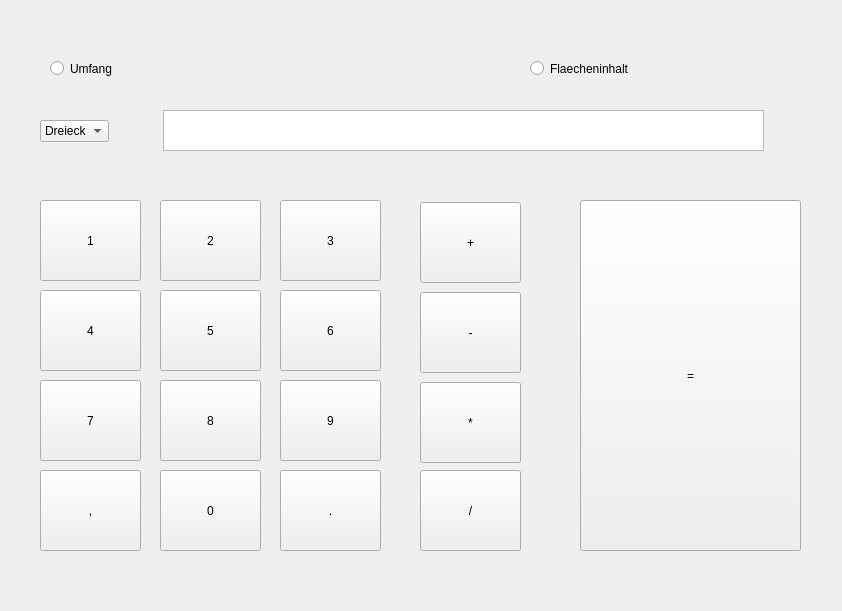
This is documents/prototyp/school_prototype.ui in dammmueller-calculator/documents as Qt 5 draws it before an edit. The edited form follows.
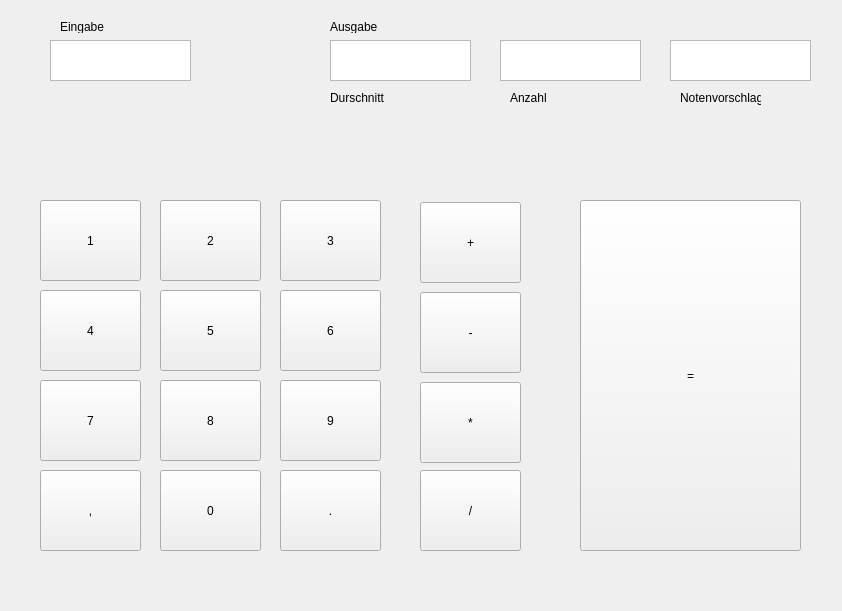
This is the edited form.

```diff
--- a/documents/prototyp/school_prototype.ui
+++ b/documents/prototyp/school_prototype.ui
@@ -13,63 +13,12 @@
   <property name="windowTitle">
    <string>Form</string>
   </property>
-  <widget class="QRadioButton" name="radioButton">
-   <property name="geometry">
-    <rect>
-     <x>50</x>
-     <y>60</y>
-     <width>82</width>
-     <height>17</height>
-    </rect>
-   </property>
-   <property name="text">
-    <string>Umfang</string>
-   </property>
-  </widget>
-  <widget class="QComboBox" name="comboBox">
-   <property name="geometry">
-    <rect>
-     <x>40</x>
-     <y>120</y>
-     <width>69</width>
-     <height>22</height>
-    </rect>
-   </property>
-   <item>
-    <property name="text">
-     <string>Dreieck</string>
-    </property>
-   </item>
-   <item>
-    <property name="text">
-     <string>Kreis</string>
-    </property>
-   </item>
-   <item>
-    <property name="text">
-     <string>Paralellogram</string>
-    </property>
-   </item>
-  </widget>
-  <widget class="QRadioButton" name="radioButton_2">
-   <property name="geometry">
-    <rect>
-     <x>530</x>
-     <y>60</y>
-     <width>101</width>
-     <height>17</height>
-    </rect>
-   </property>
-   <property name="text">
-    <string>Flaecheninhalt</string>
-   </property>
-  </widget>
   <widget class="QTextEdit" name="textEdit">
    <property name="geometry">
     <rect>
-     <x>163</x>
-     <y>110</y>
-     <width>601</width>
+     <x>50</x>
+     <y>40</y>
+     <width>141</width>
      <height>41</height>
     </rect>
    </property>
@@ -295,6 +244,101 @@
     <string>=</string>
    </property>
   </widget>
+  <widget class="QLabel" name="label">
+   <property name="geometry">
+    <rect>
+     <x>60</x>
+     <y>20</y>
+     <width>47</width>
+     <height>13</height>
+    </rect>
+   </property>
+   <property name="text">
+    <string>Eingabe</string>
+   </property>
+  </widget>
+  <widget class="QTextEdit" name="textEdit_2">
+   <property name="geometry">
+    <rect>
+     <x>330</x>
+     <y>40</y>
+     <width>141</width>
+     <height>41</height>
+    </rect>
+   </property>
+  </widget>
+  <widget class="QTextEdit" name="textEdit_3">
+   <property name="geometry">
+    <rect>
+     <x>670</x>
+     <y>40</y>
+     <width>141</width>
+     <height>41</height>
+    </rect>
+   </property>
+  </widget>
+  <widget class="QTextEdit" name="textEdit_4">
+   <property name="geometry">
+    <rect>
+     <x>500</x>
+     <y>40</y>
+     <width>141</width>
+     <height>41</height>
+    </rect>
+   </property>
+  </widget>
+  <widget class="QLabel" name="label_2">
+   <property name="geometry">
+    <rect>
+     <x>330</x>
+     <y>20</y>
+     <width>47</width>
+     <height>13</height>
+    </rect>
+   </property>
+   <property name="text">
+    <string>Ausgabe</string>
+   </property>
+  </widget>
+  <widget class="QLabel" name="label_3">
+   <property name="geometry">
+    <rect>
+     <x>330</x>
+     <y>90</y>
+     <width>61</width>
+     <height>16</height>
+    </rect>
+   </property>
+   <property name="text">
+    <string>Durschnitt</string>
+   </property>
+  </widget>
+  <widget class="QLabel" name="label_4">
+   <property name="geometry">
+    <rect>
+     <x>510</x>
+     <y>90</y>
+     <width>61</width>
+     <height>16</height>
+    </rect>
+   </property>
+   <property name="text">
+    <string>Anzahl</string>
+   </property>
+  </widget>
+  <widget class="QLabel" name="label_5">
+   <property name="geometry">
+    <rect>
+     <x>680</x>
+     <y>90</y>
+     <width>81</width>
+     <height>16</height>
+    </rect>
+   </property>
+   <property name="text">
+    <string>Notenvorschlag</string>
+   </property>
+  </widget>
  </widget>
  <resources/>
  <connections/>
```
